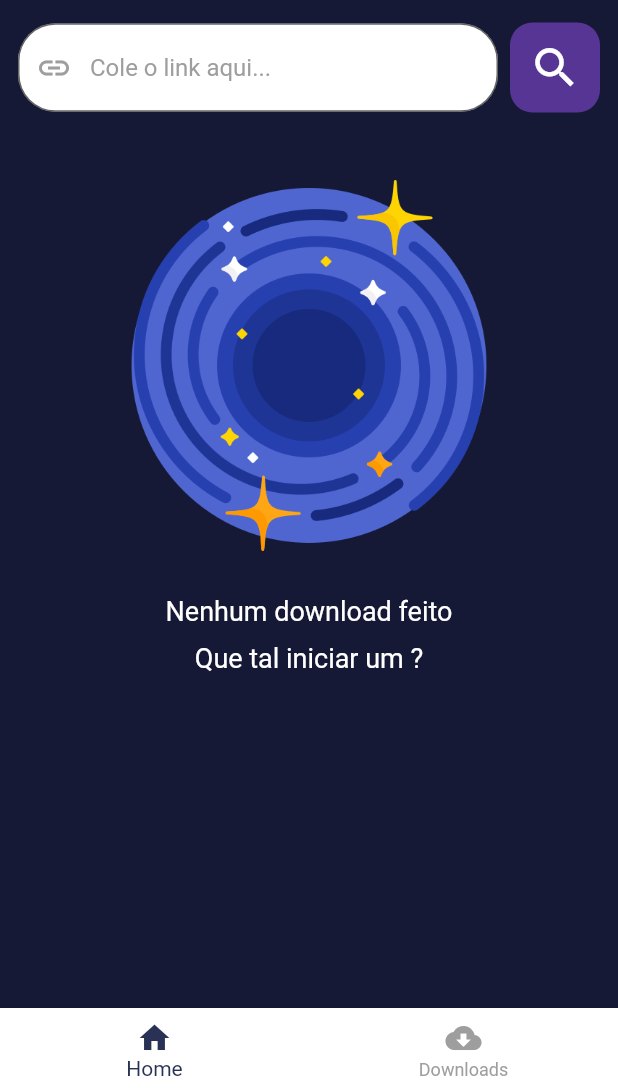
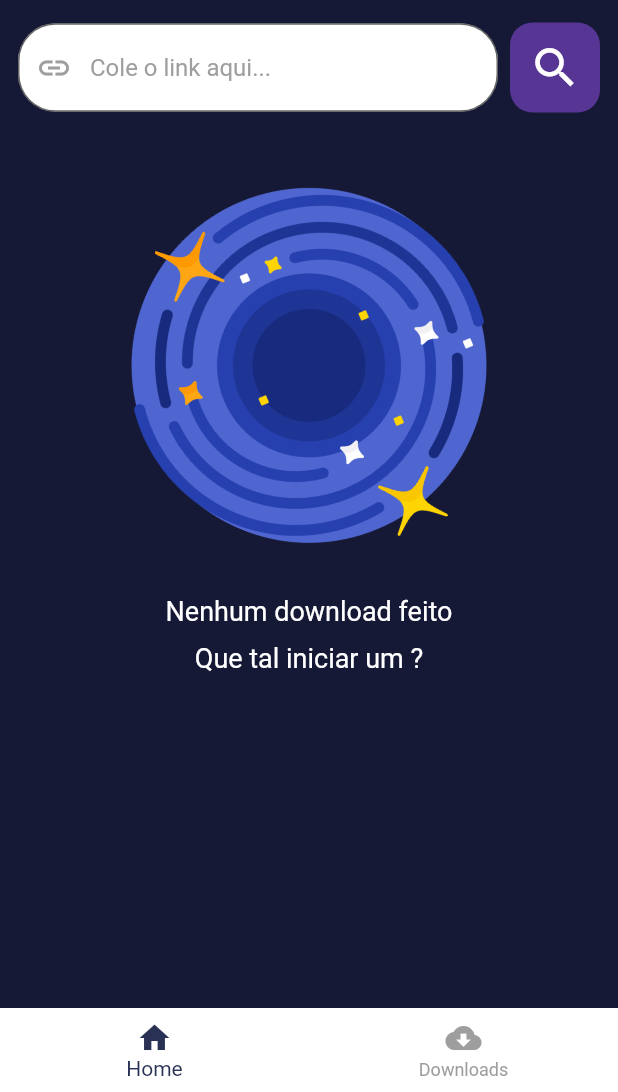
Before and after one commit to gotneb/youtube_downloader, a Flutter app: the screen it shows after launch, on a phone screen of 412 x 824 dp, the part 144-1236 px from its top. Run offline on Flutter 3.47's test engine with Material 2 defaults, Android fonts, the phone set to English and light mode, and no system bars; our stand-ins replace awesome_notifications, permission_handler; missing offline and left inert: youtube_explode_dart.

Commit message:
Update welcome.dart
Added rotation transition

```diff
--- a/lib/components/information/welcome.dart
+++ b/lib/components/information/welcome.dart
@@ -1,6 +1,6 @@
 import 'package:flutter/material.dart';
 
-class Welcome extends StatelessWidget {
+class Welcome extends StatefulWidget {
   const Welcome({Key? key}) : super(key: key);
 
   static const _style = TextStyle(
@@ -9,17 +9,47 @@ class Welcome extends StatelessWidget {
   );
 
   @override
+  _WelcomeState createState() => _WelcomeState();
+}
+
+class _WelcomeState extends State<Welcome> with TickerProviderStateMixin {
+  late AnimationController _animation;
+
+  @override
+  void initState() {
+    super.initState();
+    _animation = AnimationController(
+      duration: const Duration(seconds: 25),
+      vsync: this,
+    )..repeat();
+  }
+
+  @override
   Widget build(BuildContext context) {
     final width = MediaQuery.of(context).size.width;
 
-    return Column(
+    final body = Column(
       children: <Widget>[
-        Center(child: Image.asset('assets/black-hole.png', width: 0.6 * width)),
+        Center(
+          child: RotationTransition(
+            turns: _animation,
+            alignment: Alignment.center,
+            child: Image.asset('assets/black-hole.png', width: 0.6 * width),
+          ),
+        ),
         const SizedBox(height: 30),
-        const Text('Nenhum download feito', style: _style),
+        const Text('Nenhum download feito', style: Welcome._style),
         const SizedBox(height: 10),
-        const Text('Que tal iniciar um ?', style: _style),
+        const Text('Que tal iniciar um ?', style: Welcome._style),
       ],
     );
+
+    return body;
+  }
+
+  @override
+  void dispose() {
+    _animation.dispose();
+    super.dispose();
   }
 }
```
